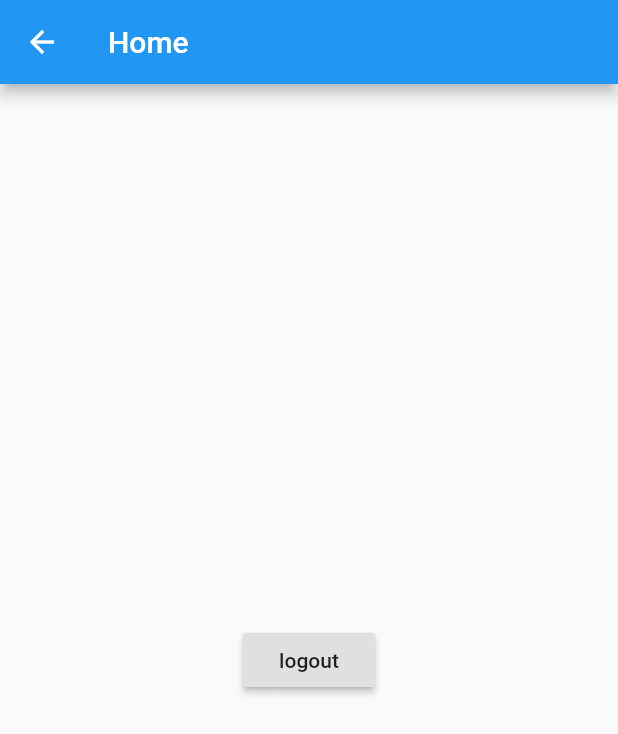
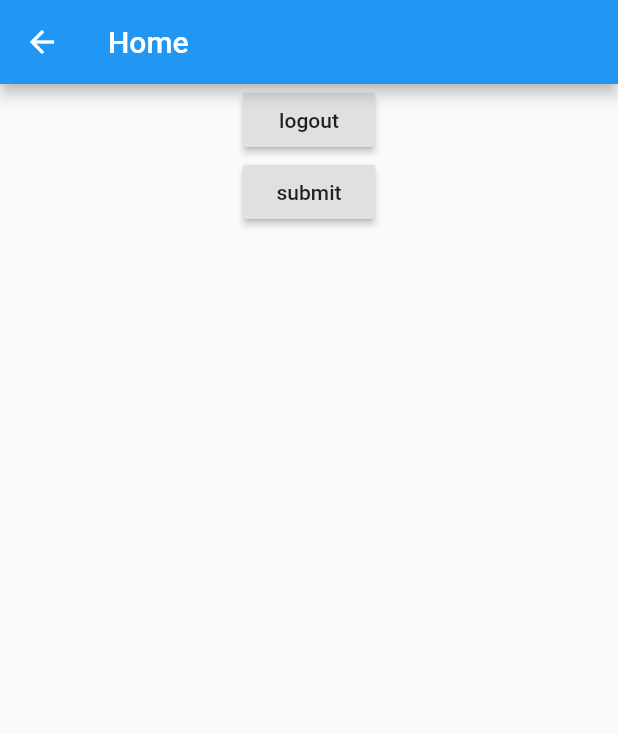
Before and after one commit to CrimsonScythe/lendy, a Flutter app: the HomeScreen screen opened by its route, on a phone screen of 412 x 824 dp. Shown: the top 734 px of the screen. Run offline on Flutter 3.47's test engine with Material 2 defaults, Android fonts, the phone set to English and light mode, and no system bars; our stand-ins replace cloud_firestore, firebase_auth, fluttertoast, google_sign_in, rxdart; missing offline and left inert: flutter_auth_buttons; accounts and stored records are empty.

```diff
--- /dev/null
+++ b/lib/resources/repository.dart
@@ -0,0 +1,36 @@
+import 'package:cloud_firestore/cloud_firestore.dart';
+import 'package:firebase_auth/firebase_auth.dart';
+import 'package:lendy/resources/firestore_provider.dart';
+
+class Repository {
+
+  static final Repository _repository = Repository._internal();
+
+  factory Repository(){
+    return _repository;
+  }
+
+  Repository._internal();
+
+  final _firestoreProvider = FirestoreProvider();
+  String userID;
+
+  Future<DocumentReference> uploadPic(uID, pID) =>
+      _firestoreProvider.uploadPic(uID, pID);
+
+
+  Future<void> addUser(uID) =>
+      _firestoreProvider.addUser(uID);
+
+  Future<FirebaseUser> getUser() async =>
+      await FirebaseAuth.instance.currentUser();
+
+  set user_ID(String id) {
+    this.userID = id;
+  }
+
+  String get user_ID {
+    return userID;
+  }
+
+}
--- /dev/null
+++ b/lib/src/blocs/PostsBloc.dart
@@ -0,0 +1,27 @@
+import 'package:firebase_auth/firebase_auth.dart';
+import 'package:lendy/resources/repository.dart';
+import 'package:rxdart/rxdart.dart';
+
+class PostsBloc{
+
+  final _repository = Repository();
+
+  final _showProgress = BehaviorSubject<bool>();
+
+  FirebaseUser firebaseUser;
+
+  PostsBloc();
+
+  Stream<bool> get showProgress => _showProgress.stream;
+
+  void upload(pID) {
+    _showProgress.sink.add(true);
+    _repository
+    .uploadPic(_repository.user_ID, pID)
+    .then((value) {
+      _showProgress.sink.add(false);
+    });
+  }
+
+
+}
--- a/lib/src/blocs/bloc.dart
+++ b/lib/src/blocs/bloc.dart
@@ -1,5 +1,6 @@
 import 'dart:async';
 import 'package:firebase_auth/firebase_auth.dart';
+import 'package:lendy/resources/repository.dart';
 
 import 'validators.dart';
 import 'dart:io';
@@ -11,7 +12,7 @@ class Bloc extends Object with Validators {
   final _password = BehaviorSubject<String>();
   final _passwordretype = BehaviorSubject<String>();
   final _isSignedIn = BehaviorSubject<bool>();
-
+  final _repository = Repository();
 
   //Add data to stream
   Stream<String> get email => _email.stream.transform(validateEmail);
@@ -73,16 +74,16 @@ class Bloc extends Object with Validators {
 
 
       if (user != null) {
-        // Navigate to home screen
+
+        /**
+         * add id to repository
+         */
+
+        _repository.user_ID=user.uid;
+
+
         return true;
-//        setState(() {
-//          _showLoading = false;
-//          _error = false;
-//          _userEmail = user.email;
-//          Navigator.of(context).pushNamedAndRemoveUntil('/home', (Route<dynamic> route) => false);
-//
-////        Navigator.of(context).pushReplacementNamed('/home');
-//        });
+
       } else {
         return false;
       }
@@ -135,6 +136,19 @@ class Bloc extends Object with Validators {
       ))
           .user;
       if (user != null) {
+
+        /**
+         * add id to repository
+         */
+
+        _repository.user_ID=user.uid;
+
+        /**
+         * add user to firestore here
+         */
+
+        await _repository.addUser(user.uid);
+
         return true;
 
       } else {
--- a/lib/src/screens/home_screen.dart
+++ b/lib/src/screens/home_screen.dart
@@ -1,17 +1,26 @@
 import 'package:firebase_auth/firebase_auth.dart';
 import 'package:flutter/material.dart';
 import 'package:google_sign_in/google_sign_in.dart';
+import '../blocs/PostsBloc.dart';
 
 class HomeScreen extends StatefulWidget {
+
 
   @override
   State<StatefulWidget> createState() {
     return HomeScreenState();
   }
 
+//  HomeScreen({Key key, @required this.uID}) : super(key: key);
+
 }
 
+
 class HomeScreenState extends State<HomeScreen> {
+
+  PostsBloc _postsBloc = new PostsBloc();
+
+
 
   @override
   Widget build(BuildContext context) {
@@ -20,13 +29,39 @@ class HomeScreenState extends State<HomeScreen> {
     return new Scaffold(
       appBar: new AppBar(title: Text("Home"), ),
       body: Center(
-        child: RaisedButton(
+        child: Column(
+          children: <Widget>[
+            RaisedButton(
                 child: Text("logout"),
                 onPressed: () async {
                   await FirebaseAuth.instance.signOut();
                   Navigator.of(context).pushNamedAndRemoveUntil('/login', (Route<dynamic> route) => false);
                 }
             ),
+            RaisedButton(
+                child: Text("submit"),
+                onPressed: () async {
+                  _postsBloc.upload("picID");
+                }
+            ),
+            StreamBuilder(
+              stream: _postsBloc.showProgress,
+              builder: (context, snapshot){
+                if (!snapshot.hasData){
+                  return Container();
+                }
+                if (snapshot.hasData && snapshot.data){
+                  return CircularProgressIndicator();
+                } else {
+                  if (!snapshot.data){
+                    return Container();
+                  }
+                }
+                return Container();
+              },
+            )
+          ],
+        )
       ),
     );
 
--- a/lib/src/screens/signup_screen.dart
+++ b/lib/src/screens/signup_screen.dart
@@ -163,7 +163,7 @@ class SignUpScreenState extends State<SignupScreen>{
 
     if (isRegistered){
 
-      Navigator.of(context).pushNamedAndRemoveUntil('/home', (Route<dynamic> route) => false);
+      Navigator.of(context).pushNamedAndRemoveUntil('/home', (Route<dynamic> route) => false,);
 
     }
   }
```
Also changed, not shown: lib/resources/firestore_provider.dart (+26 -0 lines). Lines whose indentation alone changed are shown as unchanged.
